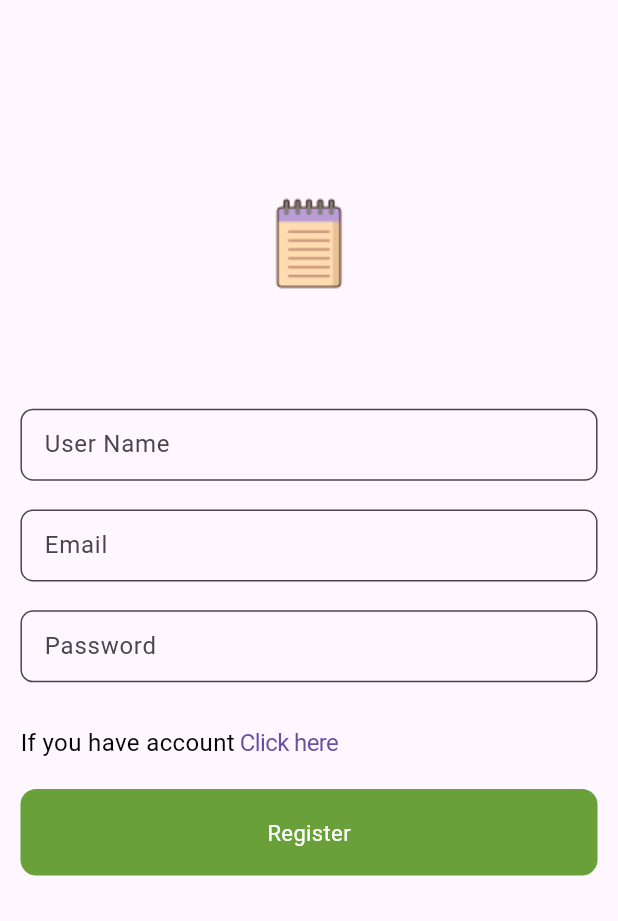
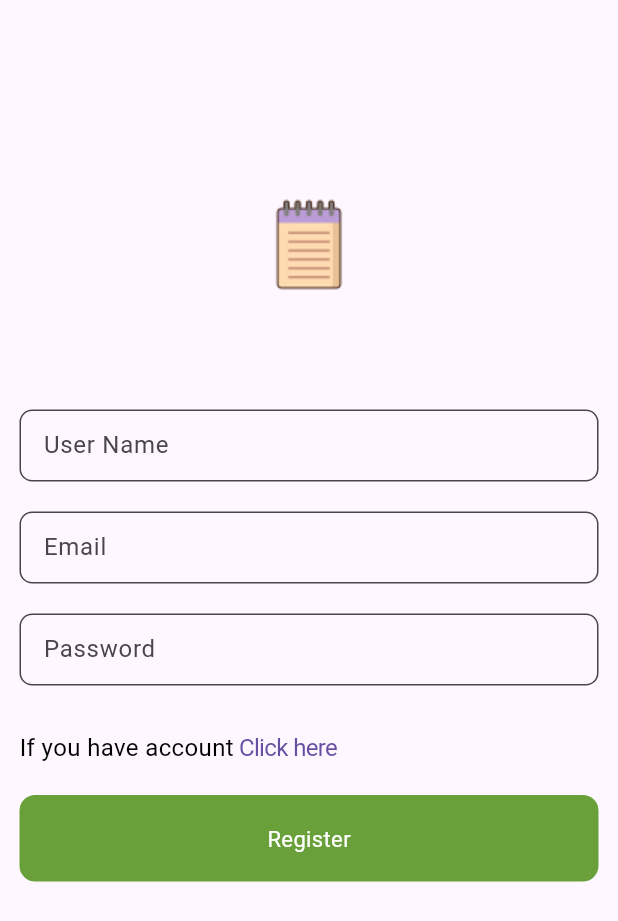
Before and after one commit to AmrMohamed97/life_binder, a Flutter app: the RegisterView screen opened by its route, on a phone screen of 412 x 824 dp. Shown: the top 921 px of the screen. Run offline on Flutter 3.47's test engine with Material 3 defaults, Android fonts, the phone set to English and light mode, and no system bars; drawn by our look-alikes of modal_progress_hud_nsn; our stand-ins replace awesome_dialog, cloud_firestore, firebase_auth, firebase_core, firebase_storage, flutter_bloc and 4 more; missing offline and left inert: animated_snack_bar; accounts and stored records are empty; network calls fail.

Commit message:
fix auth

```diff
--- a/lib/features/auth/presentation/pages/login/widgets/login_logo.dart
+++ b/lib/features/auth/presentation/pages/login/widgets/login_logo.dart
@@ -10,6 +10,7 @@ class LoginLogo extends StatelessWidget {
   Widget build(BuildContext context) {
     return SliverToBoxAdapter(
       child: Column(
+        mainAxisSize: MainAxisSize.min,
         children: [
           const Flexible(child: SizedBox(height: 100,)),
           Image.asset(
--- a/lib/features/auth/presentation/pages/register/widgets/register_body.dart
+++ b/lib/features/auth/presentation/pages/register/widgets/register_body.dart
@@ -3,8 +3,6 @@ import 'package:flutter_bloc/flutter_bloc.dart';
 import 'package:modal_progress_hud_nsn/modal_progress_hud_nsn.dart';
 import 'package:note_app/core/constants/colors/app_colors.dart';
 import 'package:note_app/core/constants/generated_images/generated_images.dart';
-import 'package:note_app/core/utiles/functions/functions.dart';
-import 'package:note_app/core/utiles/responsive/size_config.dart';
 import 'package:note_app/core/widgets/custom_general_button.dart';
 import 'package:note_app/core/widgets/custom_text_field.dart';
  import 'package:note_app/features/auth/presentation/manager/auth_state.dart';
@@ -17,7 +15,6 @@ class RegisterBody extends StatelessWidget {
 
   @override
   Widget build(BuildContext context) {
-    SizeConfig sizeConfig = SizeConfig(context);
     return BlocConsumer<RegisterCubit, AuthState>(
       listener: (context, state) async {
         if (state is RegisterSuccessState) {
@@ -35,72 +32,89 @@ class RegisterBody extends StatelessWidget {
           child: Form(
               key: formKey,
               child: Padding(
-                padding: EdgeInsets.all(sizeConfig.defaultSize * 1.3),
-                child: ListView(
-                  padding: EdgeInsets.zero,
+                padding:const  EdgeInsets.all(10 * 1.3),
+                child: CustomScrollView(
+                  slivers: [
+                    const SliverToBoxAdapter(
+                      child: Column(
+                        mainAxisSize: MainAxisSize.min,
                         children: [
-                    verticalHeight(sizeConfig.height100),
-                    Image.asset(
+                             Flexible(child: SizedBox(height: 100,)),
+                          RegisterLogo(),
+                            Flexible(child: SizedBox(height: 60,)),
+                        ],
+                      ),
+                    ),
+                    SliverFillRemaining(
+                      child: Column(
+                        children: [
+                          RegisterFields(cubit: cubit),
+                          const SizedBox(height: 30,),
+                          const LoginRow(),
+                          const SizedBox(height: 20,),
+                          RegisterButton(formKey: formKey, cubit: cubit),
+                          const Expanded(child: SizedBox(height: 20,)),
+                        ],
+                      ),
+                    ),
+                  ],
+                ),
+              )),
+        );
+      },
+    );
+  }
+}
+
+class RegisterLogo extends StatelessWidget {
+  const RegisterLogo({
+    super.key,
+  });
+
+  @override
+  Widget build(BuildContext context) {
+    return Image.asset(
       GeneratedImages.logoImg,
-                      width: sizeConfig.defaultSize * 10,
-                      height: sizeConfig.defaultSize * 10,
-                    ),
-                    verticalHeight(sizeConfig.height60),
-                    CustomTextField(
-                      onFieldSubmitted: (val) {
-                        FocusScope.of(context).requestFocus(FocusNode());
+      width: 10 * 10,
+      height: 10 * 10,
+    );
+  }
+}
+
+
+
+class RegisterButton extends StatelessWidget {
+  const RegisterButton({
+    super.key,
+    required this.formKey,
+    required this.cubit,
+  });
+
+  final GlobalKey<FormState> formKey;
+  final RegisterCubit cubit;
+
+  @override
+  Widget build(BuildContext context) {
+    return CustomGeneralButton(
+      label: 'Register',
+      onTap: () async {
+        if (formKey.currentState!.validate()) {
+          formKey.currentState!.save();
+          await cubit.register(context);
+        }
       },
-                      onSaved: (val) {
-                        cubit.userName = val;
-                      },
-                      validator: (data) {
-                        if (data!.isEmpty) {
-                          return 'this field is required';
+    );
   }
-                        return null;
-                      },
-                      hintText: 'User Name',
-                      textInputType: TextInputType.name,
-                      maxLines: 1,
-                    ),
-                    verticalHeight(sizeConfig.height20),
-                    CustomTextField(
-                      onFieldSubmitted: (val) {
-                        FocusScope.of(context).requestFocus(FocusNode());
-                      },
-                      onSaved: (val) {
-                        cubit.email = val;
-                      },
-                      validator: (data) {
-                        if (data!.isEmpty) {
-                          return 'this field is required';
 }
-                        return null;
-                      },
-                      hintText: 'Email',
-                      textInputType: TextInputType.name,
-                      maxLines: 1,
-                    ),
-                    verticalHeight(sizeConfig.height20),
-                    CustomTextField(
-                      onFieldSubmitted: (val) {
-                        FocusScope.of(context).requestFocus(FocusNode());
-                      },
-                      onSaved: (val) {
-                        cubit.password = val;
-                      },
-                      validator: (data) {
-                        if (data!.isEmpty) {
-                          return 'this field is required';
-                        }
-                        return null;
-                      },
-                      hintText: 'Password',
-                      textInputType: TextInputType.name,
-                      maxLines: 1,
-                    ),
-                    verticalHeight(sizeConfig.height30),
-                    Row(
+
+class LoginRow extends StatelessWidget {
+  const LoginRow({
+    super.key,
+  });
+
+  @override
+  Widget build(BuildContext context) {
+    return Row(
       children: [
         const Text(
           'If you have account',
@@ -123,22 +137,76 @@ class RegisterBody extends StatelessWidget {
           ),
         )
       ],
-                    ),
-                    verticalHeight(sizeConfig.height20),
-                    CustomGeneralButton(
-                      label: 'Register',
-                      onTap: () async {
-                        if (formKey.currentState!.validate()) {
-                          formKey.currentState!.save();
-                          await cubit.register(context);
-                        }
-                      },
-                    ),
-                  ],
-                ),
-              )),
-        );
-      },
     );
   }
 }
+
+class RegisterFields extends StatelessWidget {
+  const RegisterFields({
+    super.key,
+    required this.cubit,
+  });
+
+  final RegisterCubit cubit;
+
+  @override
+  Widget build(BuildContext context) {
+    return Column(
+      children: [
+        CustomTextField(
+          onFieldSubmitted: (val) {
+            FocusScope.of(context).requestFocus(FocusNode());
+          },
+          onSaved: (val) {
+            cubit.userName = val;
+          },
+          validator: (data) {
+            if (data!.isEmpty) {
+              return 'this field is required';
+            }
+            return null;
+          },
+          hintText: 'User Name',
+          textInputType: TextInputType.name,
+          maxLines: 1,
+        ),
+        const SizedBox(height: 20,),
+        CustomTextField(
+          onFieldSubmitted: (val) {
+            FocusScope.of(context).requestFocus(FocusNode());
+          },
+          onSaved: (val) {
+            cubit.email = val;
+          },
+          validator: (data) {
+            if (data!.isEmpty) {
+              return 'this field is required';
+            }
+            return null;
+          },
+          hintText: 'Email',
+          textInputType: TextInputType.name,
+          maxLines: 1,
+        ),
+        const SizedBox(height: 20,),
+        CustomTextField(
+          onFieldSubmitted: (val) {
+            FocusScope.of(context).requestFocus(FocusNode());
+          },
+          onSaved: (val) {
+            cubit.password = val;
+          },
+          validator: (data) {
+            if (data!.isEmpty) {
+              return 'this field is required';
+            }
+            return null;
+          },
+          hintText: 'Password',
+          textInputType: TextInputType.name,
+          maxLines: 1,
+        ),
+      ],
+    );
+  }
+}
```
Lines whose indentation alone changed are shown as unchanged.
